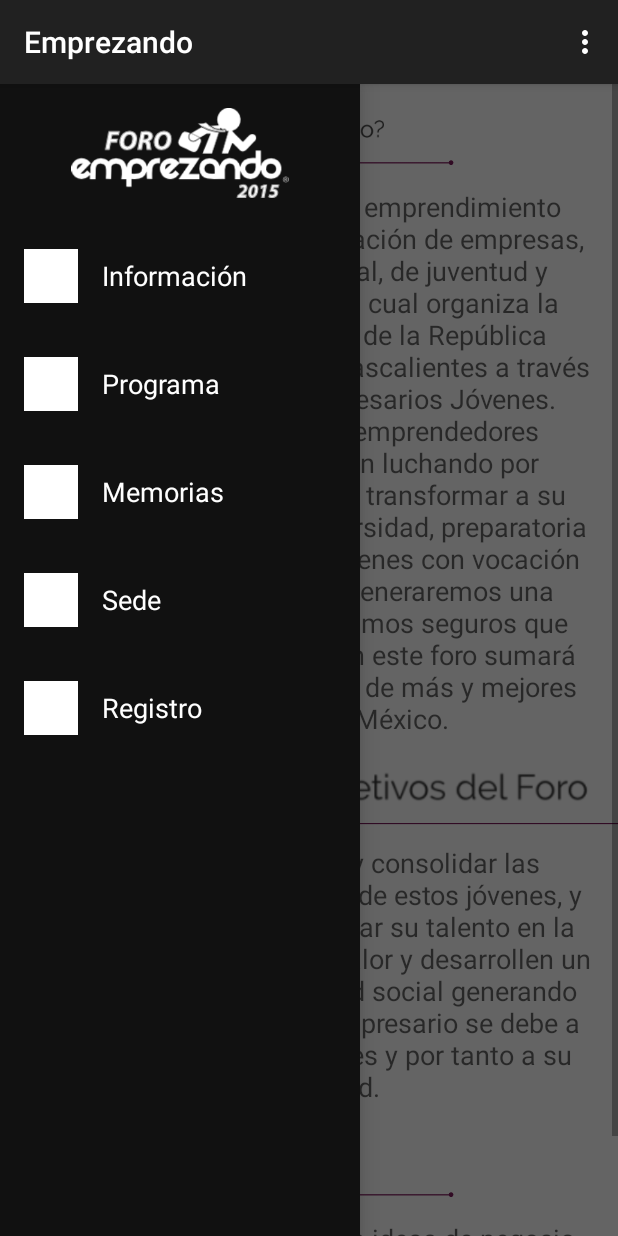
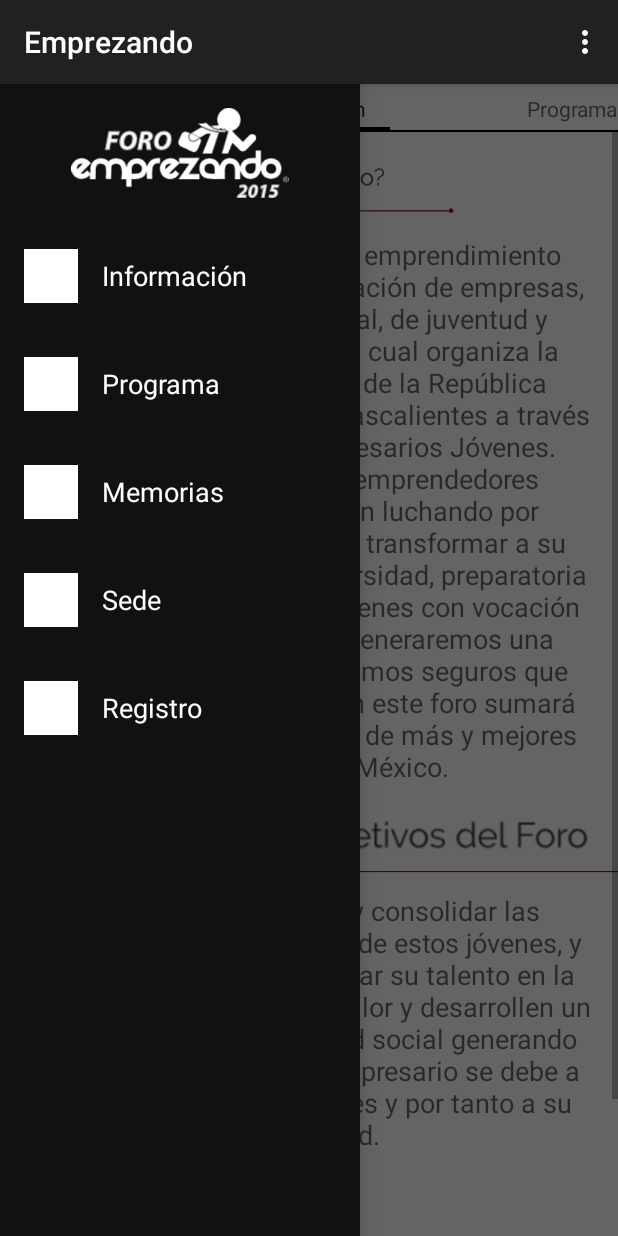
Before and after one commit to CCEO/Emprezando, an Android app: the MainActivity screen opened directly, with no data from a screen before it, with the side drawer open, on a phone screen of 412 x 824 dp. Run offline under Robolectric (Android 15) with nearby library versions, the phone set to English and light mode, and no system bars.

Commit message:
Task 10
Tab header design and implementation

```diff
--- a/app/build.gradle
+++ b/app/build.gradle
@@ -22,6 +22,6 @@ android {
 dependencies {
     compile fileTree(dir: 'libs', include: ['*.jar'])
     compile 'com.android.support:appcompat-v7:22.2.1'
-    compile 'com.android.support:recyclerview-v7:+'
-    compile 'com.android.support:cardview-v7:+'
+    compile 'com.android.support:recyclerview-v7:22.2.1'
+    compile 'com.android.support:cardview-v7:22.2.1'
 }
--- a/app/src/main/java/mx/com/cceo/emprezando/Adapter/ProgramAdapter.java
+++ b/app/src/main/java/mx/com/cceo/emprezando/Adapter/ProgramAdapter.java
@@ -17,7 +17,7 @@ import mx.com.cceo.emprezando.R;
 /**
  * Created by Hugo on 10/2/2015.
  */
-public class ProgramAdapter extends  RecyclerView.Adapter<ProgramAdapter.ViewHolderProgram> {
+public class ProgramAdapter extends  RecyclerView.Adapter<ProgramAdapter.ViewHolderProgram>{
 
     public ArrayList<ConferenceItem> dataSet;
 
@@ -54,6 +54,7 @@ public class ProgramAdapter extends  RecyclerView.Adapter<ProgramAdapter.ViewHol
         return dataSet.size();
     }
 
+
     public static class ViewHolderProgram extends RecyclerView.ViewHolder {
         // each data item is just a string in this case
         public TextView textDay;
--- a/app/src/main/java/mx/com/cceo/emprezando/MainActivity.java
+++ b/app/src/main/java/mx/com/cceo/emprezando/MainActivity.java
@@ -1,5 +1,7 @@
 package mx.com.cceo.emprezando;
 
+import android.app.ActionBar;
+import android.app.FragmentTransaction;
 import android.support.v4.app.Fragment;
 import android.support.v4.app.FragmentManager;
 import android.support.v4.app.FragmentStatePagerAdapter;
@@ -10,6 +12,7 @@ import android.os.Bundle;
 import android.view.Menu;
 import android.view.MenuItem;
 
+import mx.com.cceo.emprezando.Adapter.MenuStripAdapter;
 import mx.com.cceo.emprezando.Fragment.BlankFragment;
 import mx.com.cceo.emprezando.Fragment.InformationFragment;
 import mx.com.cceo.emprezando.Fragment.MemoriesFragment;
@@ -92,5 +95,23 @@ public class MainActivity extends AppCompatActivity {
         public int getCount() {
             return NUM_PAGES;
         }
+
+        @Override
+        public CharSequence getPageTitle(int position) {
+            switch (position)
+            {
+                case 0:
+                    return "Información";
+                case 1:
+                    return "Programa";
+                case 2:
+                    return "Memorias";
+                case 3:
+                    return "Sede";
+                case 4:
+                    return "Registro";
+            }
+            return "";
+        }
     }
 }
--- a/app/src/main/res/layout/activity_main.xml
+++ b/app/src/main/res/layout/activity_main.xml
@@ -14,7 +14,14 @@
             android:id="@+id/main_pager"
             android:layout_width="match_parent"
             android:layout_height="match_parent"
-            android:layout_alignParentTop="true" />
+            android:layout_alignParentTop="true" >
+            <android.support.v4.view.PagerTabStrip
+                android:id="@+id/pager_title_strip"
+                android:layout_width="match_parent"
+                android:layout_height="wrap_content"
+                android:layout_gravity="top"/>
+            </android.support.v4.view.ViewPager>
+
     </RelativeLayout>
 
     <!-- Side Menu-->
```
Also changed, not shown: app/src/main/java/mx/com/cceo/emprezando/Adapter/MenuStripAdapter.java (added, +48 -0 lines), 1 other file.
